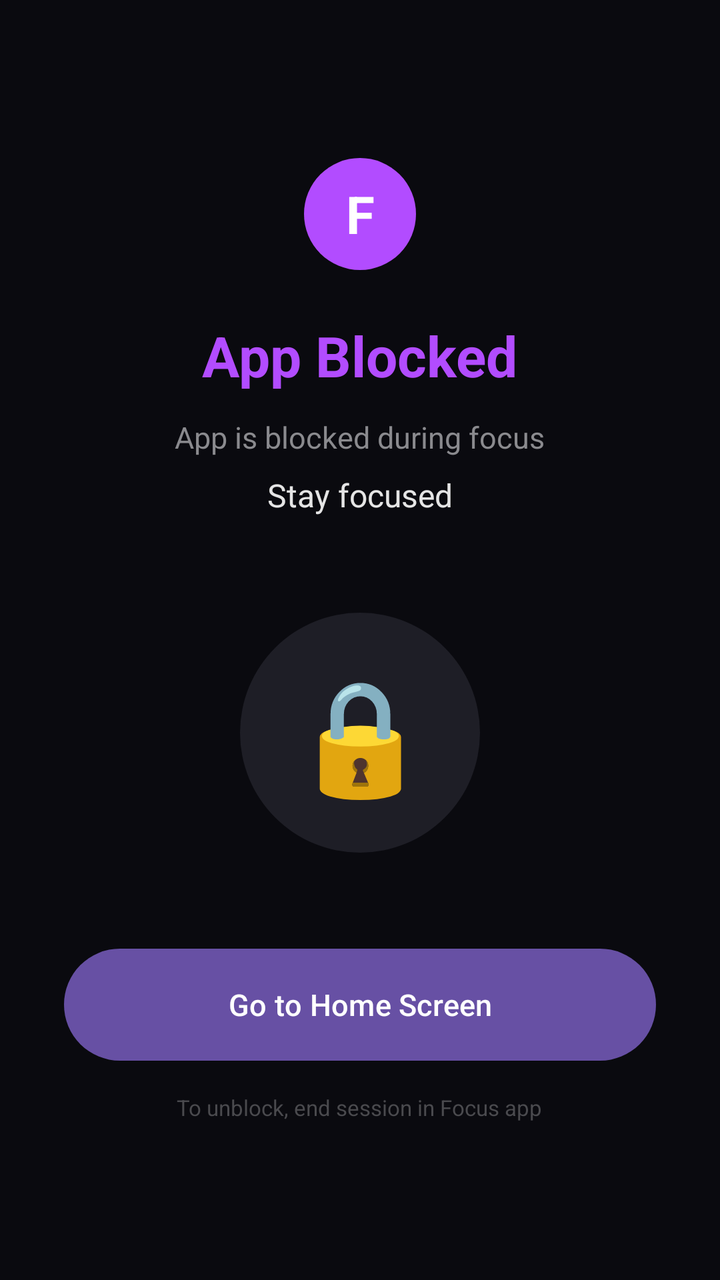
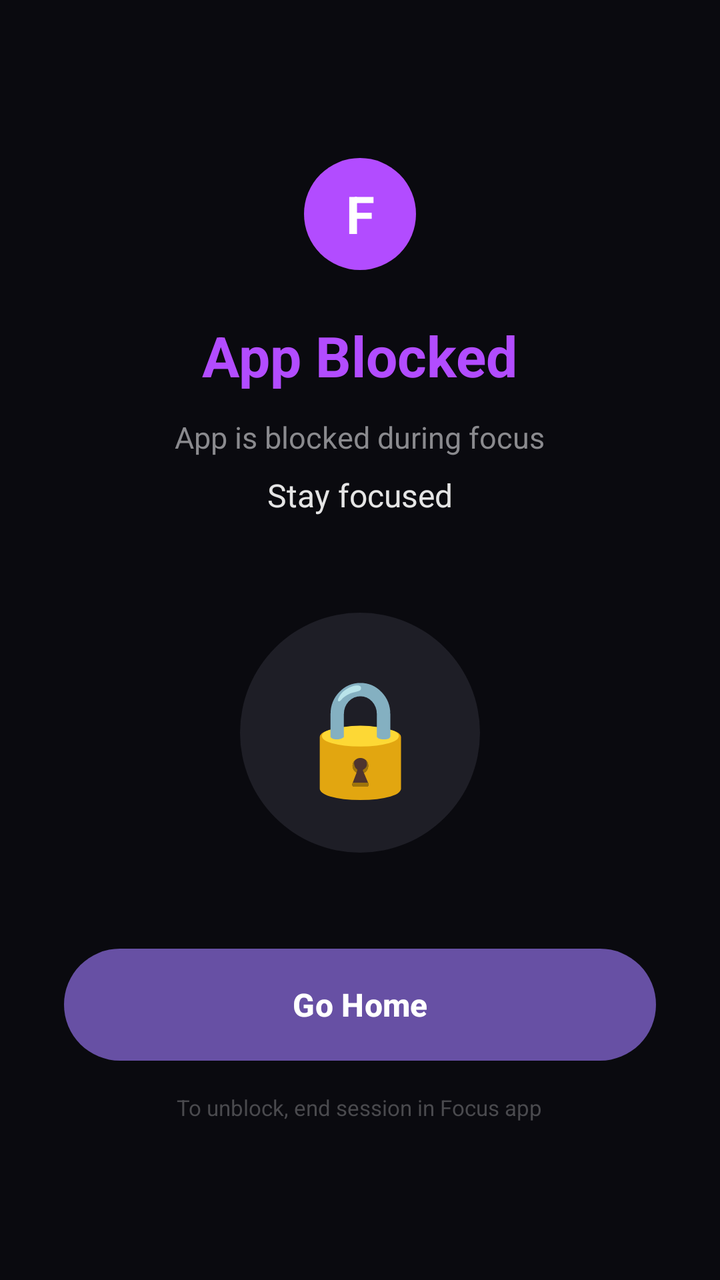

Two renders of the same Android screen: before a commit and after it. Below are the layout's source before the change and the commit's diff.
<!-- AndroidManifest.xml: application theme Theme.AppBlocker -->
<!-- res/layout/overlay_blocked.xml -->
<?xml version="1.0" encoding="utf-8"?>
<FrameLayout xmlns:android="http://schemas.android.com/apk/res/android"
    android:layout_width="match_parent"
    android:layout_height="match_parent"
    android:background="#0A0A0F">

    <LinearLayout
        android:layout_width="match_parent"
        android:layout_height="match_parent"
        android:orientation="vertical"
        android:gravity="center"
        android:padding="32dp">

        <TextView
            android:layout_width="56dp"
            android:layout_height="56dp"
            android:background="@drawable/bg_circle_purple"
            android:text="@string/overlay_icon_text"
            android:textSize="26sp"
            android:textStyle="bold"
            android:textColor="#FFFFFF"
            android:gravity="center"
            android:layout_marginBottom="24dp"/>

        <TextView
            android:layout_width="wrap_content"
            android:layout_height="wrap_content"
            android:text="@string/overlay_title"
            android:textSize="28sp"
            android:textStyle="bold"
            android:textColor="#B24CFF"
            android:layout_marginBottom="12dp"/>

        <TextView
            android:id="@+id/tvBlockedAppName"
            android:layout_width="wrap_content"
            android:layout_height="wrap_content"
            android:text="@string/overlay_subtitle"
            android:textSize="15sp"
            android:textColor="#8A8A8E"
            android:gravity="center"
            android:lineSpacingExtra="4dp"
            android:layout_marginBottom="8dp"/>

        <TextView
            android:layout_width="wrap_content"
            android:layout_height="wrap_content"
            android:text="@string/overlay_stay_focused"
            android:textSize="16sp"
            android:textColor="#E5E5E5"
            android:layout_marginBottom="48dp"/>

        <TextView
            android:layout_width="120dp"
            android:layout_height="120dp"
            android:text="@string/overlay_emoji"
            android:textSize="56sp"
            android:gravity="center"
            android:background="@drawable/bg_circle_dark"
            android:layout_marginBottom="48dp"/>

        
        <Button
            android:id="@+id/btnGoHome"
            android:layout_width="match_parent"
            android:layout_height="56dp"
            android:text="@string/overlay_btn_home"
            android:textAllCaps="false"
            android:textSize="15sp"
            android:textColor="#FFFFFF"
            android:background="@drawable/bg_button_rounded"
            android:backgroundTint="#2A2A30"/>

        <TextView
            android:layout_width="wrap_content"
            android:layout_height="wrap_content"
            android:text="@string/overlay_footer"
            android:textSize="11sp"
            android:textColor="#4A4A4E"
            android:layout_marginTop="16dp"/>

    </LinearLayout>
</FrameLayout>
<!-- resources referenced by this layout -->
<resources>
  <!-- drawable bg_button_rounded (drawable) -->
  <?xml version="1.0" encoding="utf-8"?>
  <shape xmlns:android="http://schemas.android.com/apk/res/android" android:shape="rectangle">
      <corners android:radius="28dp"/>
      <solid android:color="#2A2A30"/>
  </shape>
  <!-- drawable bg_circle_dark (drawable) -->
  <shape xmlns:android="http://schemas.android.com/apk/res/android" android:shape="oval"><solid android:color="#1E1E26"/></shape>
  <!-- drawable bg_circle_purple (drawable) -->
  <shape xmlns:android="http://schemas.android.com/apk/res/android" android:shape="oval"><solid android:color="#B24CFF"/></shape>
  <string name="overlay_btn_home">Go to Home Screen</string>
  <string name="overlay_emoji">🔒</string>
  <string name="overlay_footer">To unblock, end session in Focus app</string>
  <string name="overlay_icon_text">F</string>
  <string name="overlay_stay_focused">Stay focused</string>
  <string name="overlay_subtitle">App is blocked during focus</string>
  <string name="overlay_title">App Blocked</string>
  <style name="Theme.AppBlocker" parent="Theme.Material3.DayNight.NoActionBar">
          <item name="android:windowBackground">#000000</item>
          <item name="android:statusBarColor">#000000</item>
          <item name="android:navigationBarColor">#000000</item>
          <item name="android:windowLightStatusBar">false</item>
          <item name="android:windowLightNavigationBar" tools:targetApi="o_mr1">false</item>
      </style>
</resources>

<!-- the commit's change to res/layout/overlay_blocked.xml (unified diff, before → after) -->
@@ -64,9 +64,10 @@
             android:id="@+id/btnGoHome"
             android:layout_width="match_parent"
             android:layout_height="56dp"
-            android:text="@string/overlay_btn_home"
+            android:text="@string/overlay_btn_home_v2"
             android:textAllCaps="false"
-            android:textSize="15sp"
+            android:textSize="16sp"
+            android:textStyle="bold"
             android:textColor="#FFFFFF"
             android:background="@drawable/bg_button_rounded"
             android:backgroundTint="#2A2A30"/>
<!-- resource entries referenced after the edit -->
@@ -10,7 +10,7 @@
   <shape xmlns:android="http://schemas.android.com/apk/res/android" android:shape="oval"><solid android:color="#1E1E26"/></shape>
   <!-- drawable bg_circle_purple (drawable) -->
   <shape xmlns:android="http://schemas.android.com/apk/res/android" android:shape="oval"><solid android:color="#B24CFF"/></shape>
-  <string name="overlay_btn_home">Go to Home Screen</string>
+  <string name="overlay_btn_home_v2">Go Home</string>
   <string name="overlay_emoji">🔒</string>
   <string name="overlay_footer">To unblock, end session in Focus app</string>
   <string name="overlay_icon_text">F</string>
